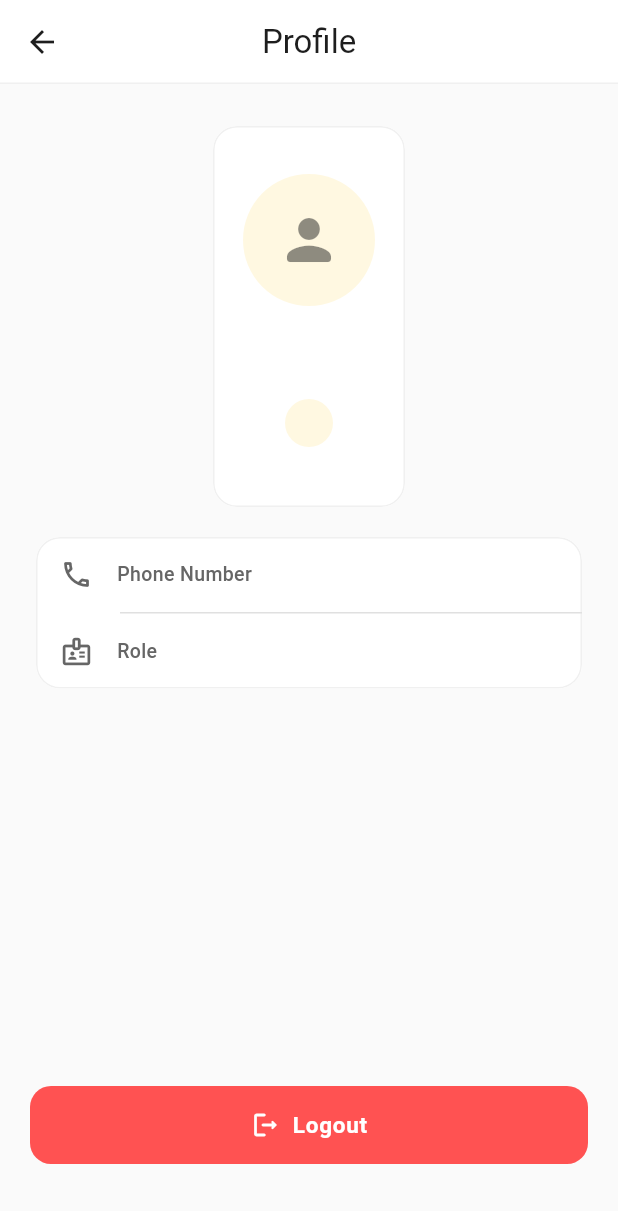
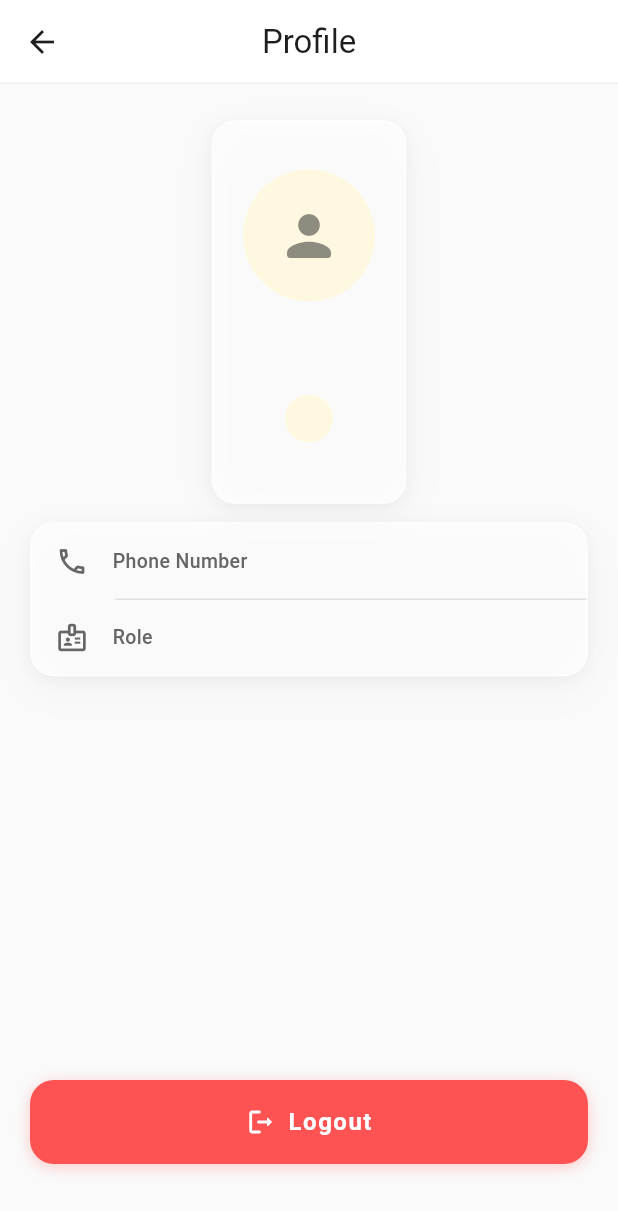
Before and after one commit to PasinduAnjana/school_bus_tracker, a Flutter app: the ProfileScreen screen opened directly, on a phone screen of 412 x 824 dp. Shown: the top 1211 px of the screen. Run offline on Flutter 3.47's test engine with Material 3 defaults, Android fonts, the phone set to English and light mode, and no system bars; our stand-ins replace flutter_dotenv, flutter_local_notifications, flutter_map, latlong2, location, lottie and 2 more; missing offline and left inert: flutter_background_service; accounts and stored records are empty.

Commit message:
Improve ui consistency

```diff
--- a/lib/screens/admin/drivers_tab.dart
+++ b/lib/screens/admin/drivers_tab.dart
@@ -2,6 +2,7 @@ import 'package:flutter/material.dart';
 import 'package:flutter/services.dart';
 import 'package:provider/provider.dart';
 import '../../providers/admin_provider.dart';
+import '../../widgets/frosted_card.dart';
 
 class DriversTab extends StatefulWidget {
   const DriversTab({super.key});
@@ -109,11 +110,12 @@ class _DriversTabState extends State<DriversTab> {
                       ),
                     )
                   : ListView.separated(
+                      padding: const EdgeInsets.only(bottom: 100),
                       itemCount: admin.drivers.length,
                       separatorBuilder: (_, _) => const SizedBox(height: 8),
                       itemBuilder: (_, i) {
                         final d = admin.drivers[i];
-                        return Card(
+                        return FrostedCard(
                           child: ListTile(
                             contentPadding: const EdgeInsets.symmetric(
                               horizontal: 16,
@@ -173,6 +175,7 @@ class _DriversTabState extends State<DriversTab> {
         ),
       ),
       floatingActionButton: FloatingActionButton.extended(
+        heroTag: 'drivers_fab',
         onPressed: _showAddDriverDialog,
         icon: const Icon(Icons.add),
         label: const Text('Add Driver'),
--- a/lib/screens/admin/map_picker_screen.dart
+++ b/lib/screens/admin/map_picker_screen.dart
@@ -258,6 +258,7 @@ class _MapPickerScreenState extends State<MapPickerScreen> {
         ],
       ),
       floatingActionButton: FloatingActionButton.extended(
+        heroTag: 'map_picker_fab',
         onPressed: () => Navigator.pop(context, _selected),
         icon: const Icon(Icons.check),
         label: const Text('Confirm'),
--- a/lib/screens/admin/payments_tab.dart
+++ b/lib/screens/admin/payments_tab.dart
@@ -2,6 +2,7 @@ import 'package:flutter/material.dart';
 import 'package:provider/provider.dart';
 import '../../providers/admin_provider.dart';
 import '../../config/app_theme.dart';
+import '../../widgets/frosted_card.dart';
 
 class PaymentsTab extends StatefulWidget {
   const PaymentsTab({super.key});
@@ -288,8 +289,7 @@ class _PaymentCardState extends State<_PaymentCard>
       animation: _animCtrl,
       builder: (context, _) {
         final t = _bgAnim.value;
-        return Card(
-          clipBehavior: Clip.antiAlias,
+        return FrostedCard(
           child: InkWell(
             onTap: () => widget.onToggle(!widget.paid),
             child: Container(
--- a/lib/screens/admin/routes_tab.dart
+++ b/lib/screens/admin/routes_tab.dart
@@ -3,6 +3,7 @@ import 'package:provider/provider.dart';
 import '../../providers/admin_provider.dart';
 import 'route_detail_screen.dart';
 import '../../config/app_theme.dart';
+import '../../widgets/frosted_card.dart';
 
 class RoutesTab extends StatefulWidget {
   const RoutesTab({super.key});
@@ -105,11 +106,12 @@ class _RoutesTabState extends State<RoutesTab> {
                       ),
                     )
                   : ListView.separated(
+                      padding: const EdgeInsets.only(bottom: 100),
                       itemCount: admin.routes.length,
                       separatorBuilder: (_, _) => const SizedBox(height: 8),
                       itemBuilder: (_, i) {
                         final r = admin.routes[i];
-                        return Card(
+                        return FrostedCard(
                           child: ListTile(
                             leading: CircleAvatar(
                               backgroundColor: Theme.of(
@@ -188,6 +190,7 @@ class _RoutesTabState extends State<RoutesTab> {
         ),
       ),
       floatingActionButton: FloatingActionButton.extended(
+        heroTag: 'routes_fab',
         onPressed: _showCreateRouteDialog,
         icon: const Icon(Icons.add),
         label: const Text('Create Route'),
--- a/lib/screens/admin/users_tab.dart
+++ b/lib/screens/admin/users_tab.dart
@@ -2,6 +2,7 @@ import 'package:flutter/material.dart';
 import 'package:flutter/services.dart';
 import 'package:provider/provider.dart';
 import '../../providers/admin_provider.dart';
+import '../../widgets/frosted_card.dart';
 
 class UsersTab extends StatefulWidget {
   const UsersTab({super.key});
@@ -254,11 +255,12 @@ class _UsersTabState extends State<UsersTab> {
                       ),
                     )
                   : ListView.separated(
+                      padding: const EdgeInsets.only(bottom: 100),
                       itemCount: admin.students.length,
                       separatorBuilder: (_, _) => const SizedBox(height: 8),
                       itemBuilder: (_, i) {
                         final s = admin.students[i];
-                        return Card(
+                        return FrostedCard(
                           child: ListTile(
                             leading: CircleAvatar(
                               backgroundColor: Theme.of(
@@ -343,6 +345,7 @@ class _UsersTabState extends State<UsersTab> {
         ),
       ),
       floatingActionButton: FloatingActionButton.extended(
+        heroTag: 'users_fab',
         onPressed: _showAddStudentDialog,
         icon: const Icon(Icons.add),
         label: const Text('Add Student'),
--- a/lib/screens/profile_screen.dart
+++ b/lib/screens/profile_screen.dart
@@ -2,6 +2,8 @@ import 'package:flutter/material.dart';
 import 'package:provider/provider.dart';
 import '../providers/auth_provider.dart';
 import '../config/app_theme.dart';
+import '../widgets/frosted_card.dart';
+import '../widgets/squishy_button.dart';
 
 class ProfileScreen extends StatelessWidget {
   const ProfileScreen({super.key});
@@ -17,7 +19,7 @@ class ProfileScreen extends StatelessWidget {
         padding: const EdgeInsets.symmetric(horizontal: 20, vertical: 24),
         child: Column(
           children: [
-            Card(
+            FrostedCard(
               child: Padding(
                 padding: const EdgeInsets.symmetric(
                   vertical: 32,
@@ -48,7 +50,7 @@ class ProfileScreen extends StatelessWidget {
               ),
             ),
             const SizedBox(height: 12),
-            Card(
+            FrostedCard(
               child: Column(
                 children: [
                   _SettingItem(
@@ -71,18 +73,12 @@ class ProfileScreen extends StatelessWidget {
             const Spacer(),
             SizedBox(
               width: double.infinity,
-              child: ElevatedButton.icon(
-                onPressed: () => auth.signOut(),
-                icon: const Icon(Icons.logout_rounded, size: 20),
-                label: const Text('Logout'),
-                style: ElevatedButton.styleFrom(
-                  backgroundColor: AppColors.error,
-                  foregroundColor: AppColors.onError,
-                  padding: const EdgeInsets.symmetric(vertical: 16),
-                  shape: RoundedRectangleBorder(
-                    borderRadius: BorderRadius.circular(14),
-                  ),
-                ),
+              child: SquishyButton(
+                onTap: () => auth.signOut(),
+                icon: Icons.logout_rounded,
+                label: 'Logout',
+                backgroundColor: AppColors.error,
+                foregroundColor: AppColors.onError,
               ),
             ),
             const SizedBox(height: 24),
--- a/lib/widgets/frosted_card.dart
+++ b/lib/widgets/frosted_card.dart
@@ -5,18 +5,20 @@ import '../config/app_theme.dart';
 class FrostedCard extends StatelessWidget {
   final Widget child;
   final EdgeInsetsGeometry padding;
+  final EdgeInsetsGeometry? margin;
   final double borderRadius;
 
   const FrostedCard({
     super.key,
     required this.child,
-    this.padding = const EdgeInsets.all(20),
-    this.borderRadius = 20,
+    this.padding = EdgeInsets.zero,
+    this.margin,
+    this.borderRadius = 16,
   });
 
   @override
   Widget build(BuildContext context) {
-    return Container(
+    Widget card = Container(
       decoration: BoxDecoration(
         borderRadius: BorderRadius.circular(borderRadius),
         boxShadow: [
@@ -45,10 +47,18 @@ class FrostedCard extends StatelessWidget {
                 color: AppColors.surface.withValues(alpha: 0.5),
               ),
             ),
-            child: child,
+            child: Material(
+              type: MaterialType.transparency,
+              child: child,
+            ),
           ),
         ),
       ),
     );
+
+    if (margin != null) {
+      return Padding(padding: margin!, child: card);
+    }
+    return card;
   }
 }
--- a/lib/widgets/live_map_view.dart
+++ b/lib/widgets/live_map_view.dart
@@ -501,7 +501,7 @@ class _HaltTile extends StatelessWidget {
 
   @override
   Widget build(BuildContext context) {
-    return Card(
+    return FrostedCard(
       margin: const EdgeInsets.only(bottom: 4),
       child: ListTile(
         enabled: onTap != null,
--- a/lib/widgets/squishy_button.dart
+++ b/lib/widgets/squishy_button.dart
@@ -1,24 +1,25 @@
 import 'package:flutter/material.dart';
-import '../config/app_theme.dart';
 
 class SquishyButton extends StatefulWidget {
   final String label;
   final VoidCallback? onTap;
-  final Color backgroundColor;
-  final Color foregroundColor;
-  final double width;
+  final Color? backgroundColor;
+  final Color? foregroundColor;
+  final double? width;
   final double height;
   final bool isLoading;
+  final IconData? icon;
 
   const SquishyButton({
     super.key,
     required this.label,
     this.onTap,
-    this.backgroundColor = AppColors.primary,
-    this.foregroundColor = AppColors.onPrimary,
+    this.backgroundColor,
+    this.foregroundColor,
     this.width = double.infinity,
     this.height = 56,
     this.isLoading = false,
+    this.icon,
   });
 
   @override
@@ -81,19 +82,24 @@ class _SquishyButtonState extends State<SquishyButton>
       onTapCancel: _onTapCancel,
       behavior: HitTestBehavior.opaque,
       child: IgnorePointer(
-        ignoring: widget.isLoading,
+        ignoring: widget.isLoading || widget.onTap == null,
         child: AnimatedBuilder(
           animation: _controller,
           builder: (context, _) {
+            final theme = Theme.of(context);
+            final bgColor = widget.backgroundColor ?? theme.colorScheme.primary;
+            final fgColor = widget.foregroundColor ?? theme.colorScheme.onPrimary;
+
             return Container(
               width: widget.width,
               height: widget.height,
+              padding: widget.width == null ? const EdgeInsets.symmetric(horizontal: 24) : null,
               decoration: BoxDecoration(
-                color: widget.backgroundColor,
+                color: widget.onTap == null ? bgColor.withValues(alpha: 0.5) : bgColor,
                 borderRadius: BorderRadius.circular(16),
-                boxShadow: [
+                boxShadow: widget.onTap == null ? [] : [
                   BoxShadow(
-                    color: widget.backgroundColor.withValues(alpha: 0.3),
+                    color: bgColor.withValues(alpha: 0.3),
                     blurRadius: 8 + _elevationAnim.value * 4,
                     offset: Offset(0, 2 + _elevationAnim.value * 2),
                   ),
@@ -108,17 +114,26 @@ class _SquishyButtonState extends State<SquishyButton>
                         height: 22,
                         child: CircularProgressIndicator(
                           strokeWidth: 2.5,
-                          color: widget.foregroundColor,
+                          color: fgColor,
                         ),
                       )
-                    : Text(
+                    : Row(
+                        mainAxisSize: MainAxisSize.min,
+                        children: [
+                          if (widget.icon != null) ...[
+                            Icon(widget.icon, color: fgColor, size: 20),
+                            const SizedBox(width: 8),
+                          ],
+                          Text(
                             widget.label,
                             style: TextStyle(
-                          color: widget.foregroundColor,
+                              color: fgColor,
                               fontSize: 16,
                               fontWeight: FontWeight.w700,
                               letterSpacing: 1,
                             ),
+                          ),
+                        ],
                       ),
               ),
             );
```
Also changed, not shown: lib/screens/admin/route_detail_screen.dart (+15 -8 lines), lib/screens/driver/driver_stops_page.dart (+1 -12 lines), lib/screens/parent/parent_halts_page.dart (+1 -12 lines), 1 other file. Lines whose indentation alone changed are shown as unchanged.
